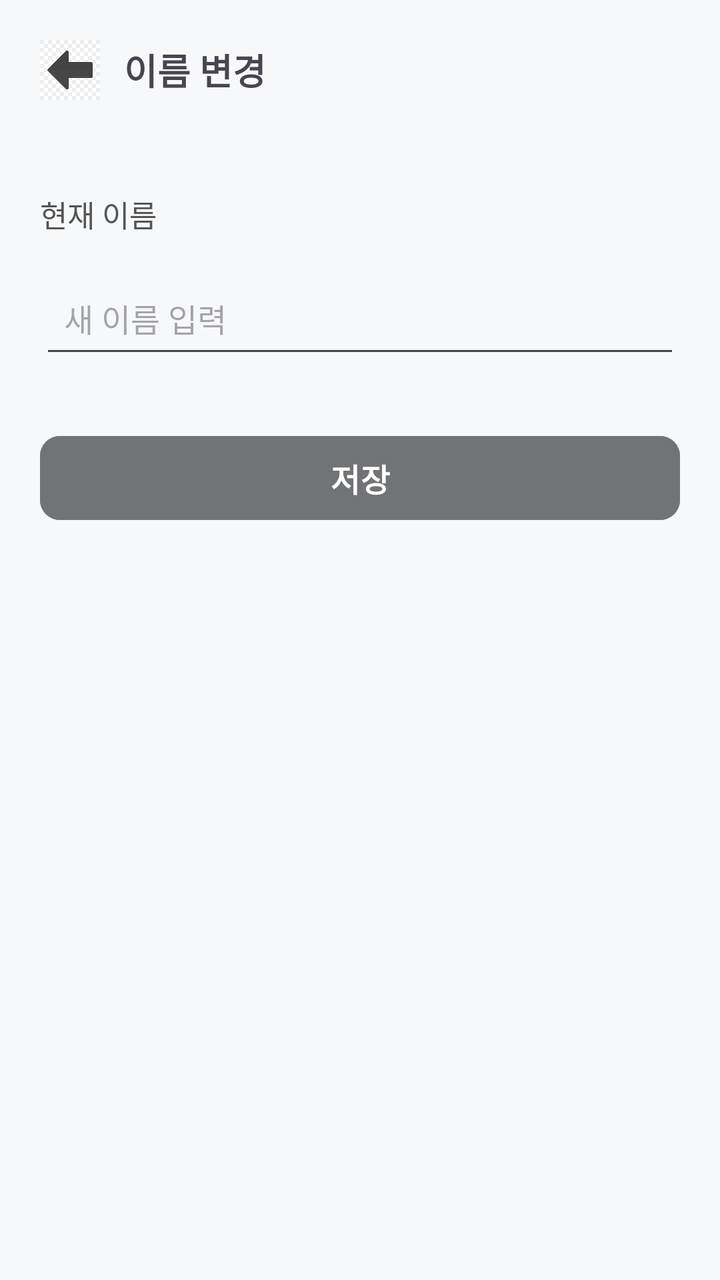
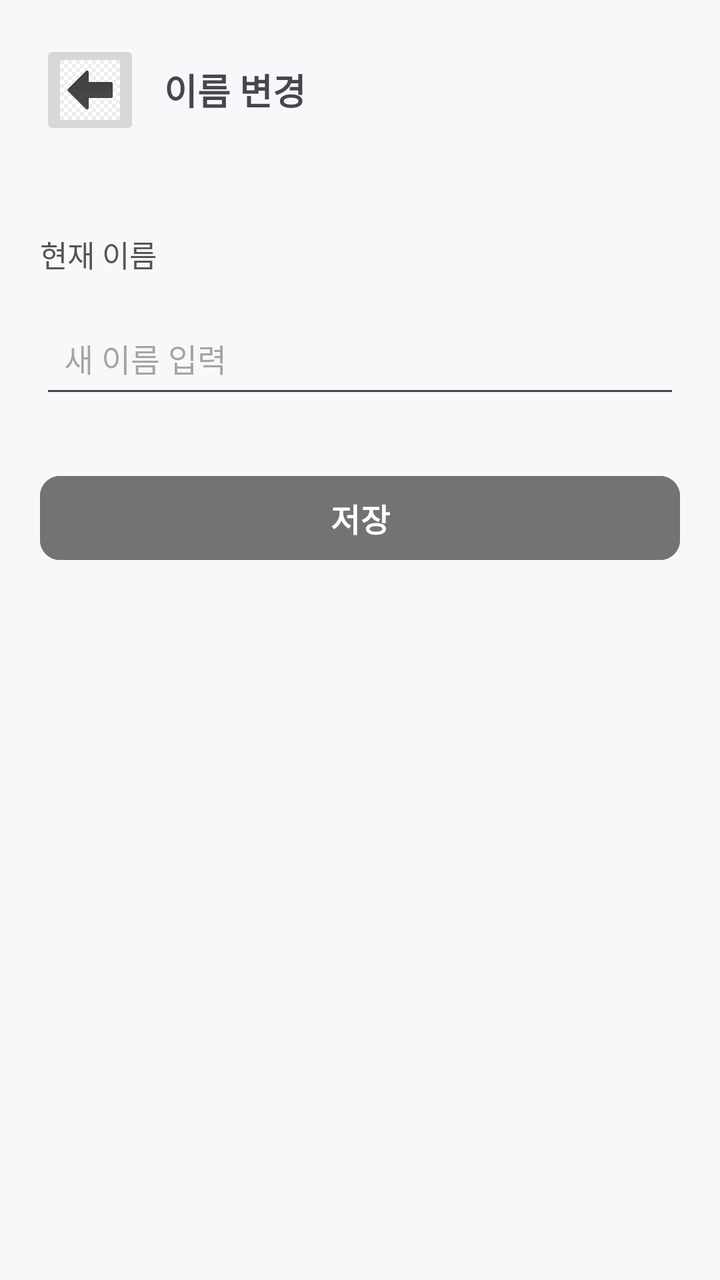

Before-and-after screenshots of an Android layout around one commit, followed by the original layout XML and the change that was made.
<!-- AndroidManifest.xml: application theme Theme.Lostfind -->
<!-- res/layout/name_change.xml -->
<?xml version="1.0" encoding="utf-8"?>
<LinearLayout xmlns:android="http://schemas.android.com/apk/res/android"
    android:layout_width="match_parent"
    android:layout_height="match_parent"
    xmlns:app="http://schemas.android.com/apk/res-auto"
    android:orientation="vertical"
    android:background="#F7F8FA"
    android:padding="20dp">

    
    <LinearLayout
        android:layout_width="match_parent"
        android:layout_height="wrap_content"
        android:orientation="horizontal"
        android:gravity="center_vertical"
        android:paddingBottom="16dp">

        <ImageView
            android:id="@+id/btnBack"
            android:layout_width="30dp"
            android:layout_height="30dp"
            android:src="@drawable/left_arrow"
            android:contentDescription="Back" />

        <TextView
            android:id="@+id/txtTitle"
            android:layout_width="wrap_content"
            android:layout_height="wrap_content"
            android:text="이름 변경"
            android:textSize="18sp"
            android:textStyle="bold"
            android:layout_marginStart="12dp" />
    </LinearLayout>


    
    <TextView
        android:id="@+id/txtDescription"
        android:layout_width="wrap_content"
        android:layout_height="wrap_content"
        android:text="현재 이름"
        android:textSize="15sp"
        android:textColor="#555555"
        android:layout_marginTop="30dp" />


    
    <EditText
        android:id="@+id/editNewName"
        android:layout_width="match_parent"
        android:layout_height="50dp"
        android:hint="새 이름 입력"
        android:padding="12dp"
        android:textSize="16sp"
        android:layout_marginTop="16dp" />


    
    <Button
        android:id="@+id/btnSaveName"
        android:layout_width="match_parent"
        android:layout_height="50dp"
        android:text="저장"
        android:textSize="16sp"
        android:textStyle="bold"
        android:textColor="#FFFFFF"
        android:layout_marginTop="30dp"
        app:cornerRadius="10dp"
        android:backgroundTint="@color/gray"/>

</LinearLayout>
<!-- resources referenced by this layout -->
<resources>
  <color name="gray">#727375</color>
  <!-- drawable left_arrow: jpg bitmap (drawable, 5456 bytes) -->
  <style name="Theme.Lostfind" parent="Base.Theme.Lostfind" />
  <style name="Base.Theme.Lostfind" parent="Theme.Material3.DayNight.NoActionBar">
          
          
      </style>
</resources>

<!-- the commit's change to res/layout/name_change.xml (unified diff, before → after) -->
@@ -5,7 +5,8 @@
     xmlns:app="http://schemas.android.com/apk/res-auto"
     android:orientation="vertical"
     android:background="#F7F8FA"
-    android:padding="20dp">
+    android:padding="20dp"
+    android:id="@+id/main">
 
     
     <LinearLayout
@@ -15,10 +16,11 @@
         android:gravity="center_vertical"
         android:paddingBottom="16dp">
 
-        <ImageView
+        <ImageButton
             android:id="@+id/btnBack"
-            android:layout_width="30dp"
-            android:layout_height="30dp"
+            android:layout_width="50dp"
+            android:layout_height="50dp"
+            android:scaleType="centerCrop"
             android:src="@drawable/left_arrow"
             android:contentDescription="Back" />
 
